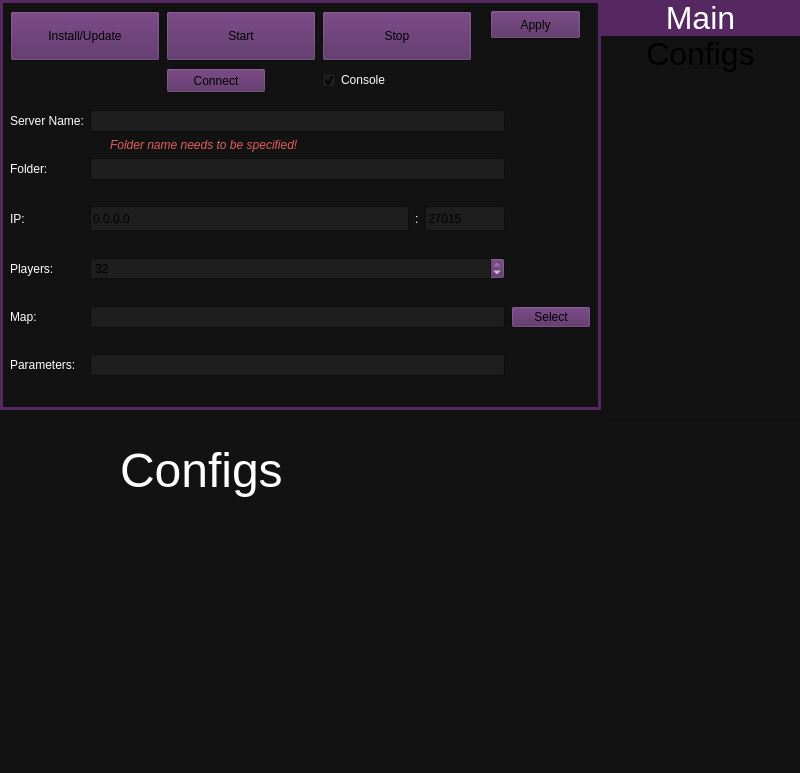
The window that serverwindow.ui (metootem/TF2-Dedicated-Server-Manager) describes before a commit, drawn with Qt 5.
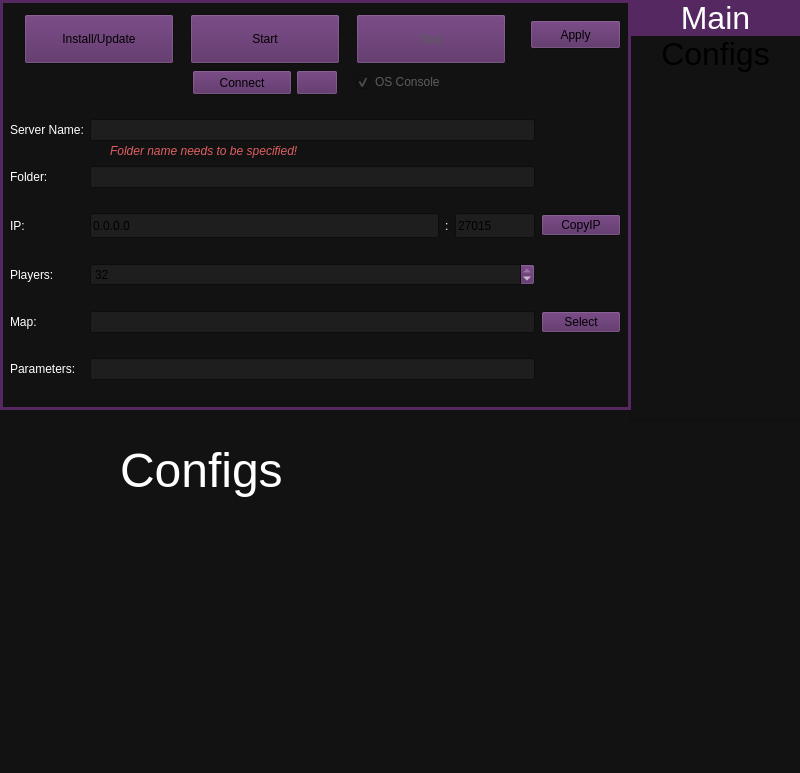
The same window after the commit. Icons and pictures are not drawn.

Commit message: Added ability to properly start a server and connect to it

The edit to the form file:
```diff
--- a/serverwindow.ui
+++ b/serverwindow.ui
@@ -280,7 +280,7 @@
     <rect>
      <x>0</x>
      <y>0</y>
-     <width>601</width>
+     <width>631</width>
      <height>410</height>
     </rect>
    </property>
@@ -302,7 +302,7 @@
     <rect>
      <x>0</x>
      <y>0</y>
-     <width>601</width>
+     <width>631</width>
      <height>411</height>
     </rect>
    </property>
@@ -310,25 +310,16 @@
     <property name="geometry">
      <rect>
       <x>10</x>
-      <y>90</y>
-      <width>581</width>
-      <height>311</height>
+      <y>100</y>
+      <width>611</width>
+      <height>301</height>
      </rect>
     </property>
     <layout class="QGridLayout" name="gridLayout">
-     <item row="4" column="1">
-      <widget class="QLineEdit" name="lineMap"/>
-     </item>
-     <item row="0" column="1">
-      <widget class="QLineEdit" name="lineServerName"/>
-     </item>
-     <item row="1" column="1">
-      <widget class="QLineEdit" name="lineFolderName"/>
-     </item>
-     <item row="4" column="2">
-      <widget class="QPushButton" name="btnSelectMap">
+     <item row="3" column="0">
+      <widget class="QLabel" name="lblPlayers">
        <property name="text">
-        <string>Select</string>
+        <string>Players:</string>
        </property>
       </widget>
      </item>
@@ -339,6 +330,33 @@
        </property>
       </widget>
      </item>
+     <item row="4" column="2">
+      <widget class="QPushButton" name="btnSelectMap">
+       <property name="text">
+        <string>Select</string>
+       </property>
+      </widget>
+     </item>
+     <item row="4" column="0">
+      <widget class="QLabel" name="lblMap">
+       <property name="text">
+        <string>Map:</string>
+       </property>
+      </widget>
+     </item>
+     <item row="2" column="0">
+      <widget class="QLabel" name="lblIP">
+       <property name="maximumSize">
+        <size>
+         <width>16777215</width>
+         <height>25</height>
+        </size>
+       </property>
+       <property name="text">
+        <string>IP:</string>
+       </property>
+      </widget>
+     </item>
      <item row="3" column="1">
       <widget class="QSpinBox" name="spinMaxPlayers">
        <property name="minimum">
@@ -352,9 +370,25 @@
        </property>
       </widget>
      </item>
+     <item row="5" column="0">
+      <widget class="QLabel" name="lblParameters">
+       <property name="text">
+        <string>Parameters:</string>
+       </property>
+      </widget>
+     </item>
+     <item row="0" column="1">
+      <widget class="QLineEdit" name="lineServerName"/>
+     </item>
+     <item row="4" column="1">
+      <widget class="QLineEdit" name="lineMap"/>
+     </item>
      <item row="5" column="1">
       <widget class="QLineEdit" name="lineParameters"/>
      </item>
+     <item row="1" column="1">
+      <widget class="QLineEdit" name="lineFolderName"/>
+     </item>
      <item row="0" column="0">
       <widget class="QLabel" name="lblServerName">
        <property name="text">
@@ -426,37 +460,10 @@
        </item>
       </layout>
      </item>
-     <item row="5" column="0">
-      <widget class="QLabel" name="lblParameters">
+     <item row="2" column="2">
+      <widget class="QPushButton" name="btnCopyIp">
        <property name="text">
-        <string>Parameters:</string>
-       </property>
-      </widget>
-     </item>
-     <item row="4" column="0">
-      <widget class="QLabel" name="lblMap">
-       <property name="text">
-        <string>Map:</string>
-       </property>
-      </widget>
-     </item>
-     <item row="2" column="0">
-      <widget class="QLabel" name="lblIP">
-       <property name="maximumSize">
-        <size>
-         <width>16777215</width>
-         <height>25</height>
-        </size>
-       </property>
-       <property name="text">
-        <string>IP:</string>
-       </property>
-      </widget>
-     </item>
-     <item row="3" column="0">
-      <widget class="QLabel" name="lblPlayers">
-       <property name="text">
-        <string>Players:</string>
+        <string>CopyIP</string>
        </property>
       </widget>
      </item>
@@ -467,11 +474,14 @@
      <rect>
       <x>10</x>
       <y>10</y>
-      <width>464</width>
-      <height>85</height>
+      <width>511</width>
+      <height>89</height>
      </rect>
     </property>
     <layout class="QGridLayout" name="gridLayout_2">
+     <property name="spacing">
+      <number>2</number>
+     </property>
      <item row="0" column="1">
       <widget class="QPushButton" name="btnStartServer">
        <property name="minimumSize">
@@ -512,6 +522,9 @@
      </item>
      <item row="0" column="2">
       <widget class="QPushButton" name="btnStopServer">
+       <property name="enabled">
+        <bool>false</bool>
+       </property>
        <property name="minimumSize">
         <size>
          <width>150</width>
@@ -529,42 +542,80 @@
        </property>
       </widget>
      </item>
-     <item row="1" column="1">
-      <widget class="QPushButton" name="btnConnectToServer">
-       <property name="minimumSize">
-        <size>
-         <width>100</width>
-         <height>25</height>
-        </size>
-       </property>
-       <property name="maximumSize">
-        <size>
-         <width>100</width>
-         <height>25</height>
-        </size>
-       </property>
-       <property name="text">
-        <string>Connect</string>
-       </property>
-      </widget>
-     </item>
      <item row="1" column="2">
       <widget class="QCheckBox" name="chkConsole">
+       <property name="enabled">
+        <bool>false</bool>
+       </property>
        <property name="text">
-        <string>Console</string>
+        <string>OS Console</string>
        </property>
        <property name="checked">
         <bool>true</bool>
        </property>
       </widget>
      </item>
+     <item row="1" column="1">
+      <layout class="QHBoxLayout" name="horizontalLayout_2">
+       <item>
+        <widget class="QPushButton" name="btnConnectToServer">
+         <property name="enabled">
+          <bool>true</bool>
+         </property>
+         <property name="minimumSize">
+          <size>
+           <width>100</width>
+           <height>25</height>
+          </size>
+         </property>
+         <property name="maximumSize">
+          <size>
+           <width>100</width>
+           <height>25</height>
+          </size>
+         </property>
+         <property name="text">
+          <string>Connect</string>
+         </property>
+        </widget>
+       </item>
+       <item>
+        <widget class="QPushButton" name="btnShowConsole">
+         <property name="enabled">
+          <bool>false</bool>
+         </property>
+         <property name="minimumSize">
+          <size>
+           <width>42</width>
+           <height>25</height>
+          </size>
+         </property>
+         <property name="maximumSize">
+          <size>
+           <width>42</width>
+           <height>25</height>
+          </size>
+         </property>
+         <property name="text">
+          <string/>
+         </property>
+         <property name="icon">
+          <iconset theme="QIcon::ThemeIcon::WindowNew"/>
+         </property>
+        </widget>
+       </item>
+      </layout>
+     </item>
     </layout>
    </widget>
    <widget class="QPushButton" name="btnApply">
+    <property name="enabled">
+     <bool>true</bool>
+    </property>
     <property name="geometry">
      <rect>
-      <x>490</x>
-      <y>10</y>
+      <x>530</x>
+      <y>20</y>
       <width>91</width>
       <height>29</height>
      </rect>
@@ -577,7 +628,7 @@
     <property name="geometry">
      <rect>
       <x>110</x>
-      <y>134</y>
+      <y>140</y>
       <width>381</width>
       <height>21</height>
      </rect>
@@ -623,9 +674,9 @@
   <widget class="QListWidget" name="listProps">
    <property name="geometry">
     <rect>
-     <x>600</x>
+     <x>630</x>
      <y>-1</y>
-     <width>201</width>
+     <width>171</width>
      <height>421</height>
     </rect>
    </property>
```
The commit also changes 22 other files.
